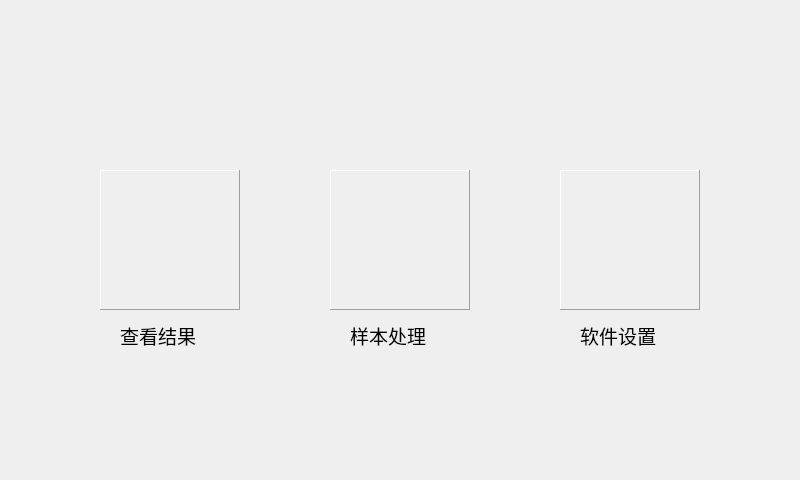
This is demo/maindialog.ui in heyuyi/qt-gui as Qt 5 draws it before an edit. The edited form follows.
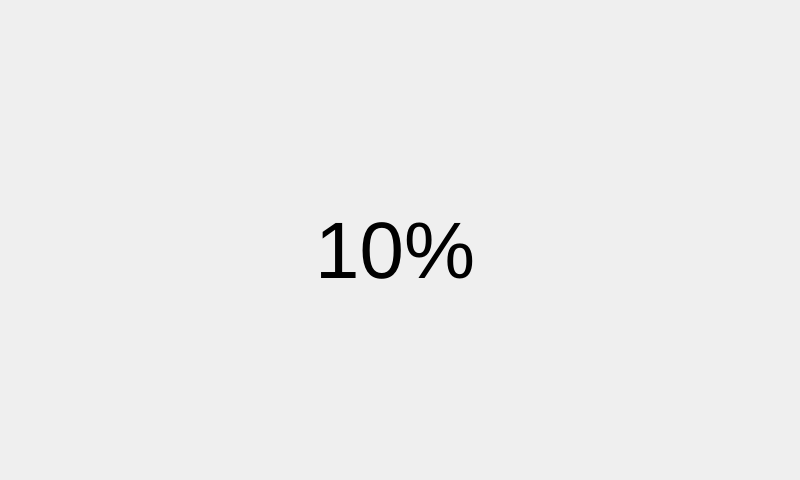
This is the edited form. Custom widgets are drawn as their Qt base class.

```diff
--- a/demo/maindialog.ui
+++ b/demo/maindialog.ui
@@ -16,112 +16,120 @@
   <widget class="ImageLabel" name="resultImage">
    <property name="geometry">
     <rect>
-     <x>100</x>
-     <y>170</y>
-     <width>140</width>
-     <height>140</height>
+     <x>330</x>
+     <y>160</y>
+     <width>139</width>
+     <height>137</height>
     </rect>
    </property>
-   <property name="frameShape">
-    <enum>QFrame::Panel</enum>
-   </property>
-   <property name="frameShadow">
-    <enum>QFrame::Raised</enum>
-   </property>
-   <property name="text">
-    <string/>
-   </property>
   </widget>
   <widget class="ImageLabel" name="paramImage">
    <property name="geometry">
     <rect>
-     <x>560</x>
-     <y>170</y>
-     <width>140</width>
-     <height>140</height>
+     <x>540</x>
+     <y>160</y>
+     <width>139</width>
+     <height>137</height>
     </rect>
    </property>
-   <property name="frameShape">
-    <enum>QFrame::Panel</enum>
-   </property>
-   <property name="frameShadow">
-    <enum>QFrame::Raised</enum>
-   </property>
-   <property name="text">
-    <string/>
-   </property>
   </widget>
   <widget class="ImageLabel" name="processImage">
    <property name="geometry">
     <rect>
-     <x>330</x>
-     <y>170</y>
-     <width>140</width>
-     <height>140</height>
-    </rect>
-   </property>
-   <property name="frameShape">
-    <enum>QFrame::Panel</enum>
-   </property>
-   <property name="frameShadow">
-    <enum>QFrame::Raised</enum>
-   </property>
-   <property name="text">
-    <string/>
-   </property>
-  </widget>
-  <widget class="QLabel" name="resultLabel">
-   <property name="geometry">
-    <rect>
      <x>120</x>
-     <y>320</y>
-     <width>100</width>
-     <height>30</height>
+     <y>160</y>
+     <width>139</width>
+     <height>137</height>
     </rect>
    </property>
-   <property name="font">
-    <font>
-     <pointsize>14</pointsize>
-    </font>
+  </widget>
+  <widget class="QLabel" name="startImage">
+   <property name="geometry">
+    <rect>
+     <x>235</x>
+     <y>100</y>
+     <width>327</width>
+     <height>305</height>
+    </rect>
    </property>
-   <property name="text">
-    <string>查看结果</string>
-   </property>
   </widget>
   <widget class="QLabel" name="processLabel">
    <property name="geometry">
     <rect>
-     <x>350</x>
-     <y>320</y>
-     <width>100</width>
-     <height>30</height>
+     <x>295</x>
+     <y>200</y>
+     <width>200</width>
+     <height>100</height>
     </rect>
    </property>
    <property name="font">
     <font>
-     <pointsize>14</pointsize>
+     <pointsize>60</pointsize>
     </font>
    </property>
    <property name="text">
-    <string>样本处理</string>
+    <string>10%</string>
    </property>
+   <property name="alignment">
+    <set>Qt::AlignCenter</set>
+   </property>
   </widget>
-  <widget class="QLabel" name="paramLabel">
+  <widget class="ImageLabel" name="helpImage">
    <property name="geometry">
     <rect>
      <x>580</x>
-     <y>320</y>
-     <width>100</width>
-     <height>30</height>
+     <y>370</y>
+     <width>77</width>
+     <height>77</height>
+    </rect>
+   </property>
+  </widget>
+  <widget class="ImageLabel" name="updateImage">
+   <property name="geometry">
+    <rect>
+     <x>400</x>
+     <y>370</y>
+     <width>77</width>
+     <height>77</height>
+    </rect>
+   </property>
+  </widget>
+  <widget class="ImageLabel" name="shutdownImage">
+   <property name="geometry">
+    <rect>
+     <x>670</x>
+     <y>370</y>
+     <width>77</width>
+     <height>77</height>
+    </rect>
+   </property>
+  </widget>
+  <widget class="ImageLabel" name="reagentImage">
+   <property name="geometry">
+    <rect>
+     <x>490</x>
+     <y>370</y>
+     <width>77</width>
+     <height>77</height>
+    </rect>
+   </property>
+  </widget>
+  <widget class="ImageLabel" name="dateLabel">
+   <property name="geometry">
+    <rect>
+     <x>610</x>
+     <y>20</y>
+     <width>200</width>
+     <height>40</height>
     </rect>
    </property>
    <property name="font">
     <font>
-     <pointsize>14</pointsize>
+     <pointsize>17</pointsize>
     </font>
    </property>
-   <property name="text">
-    <string>软件设置</string>
+   <property name="alignment">
+    <set>Qt::AlignBottom|Qt::AlignLeading|Qt::AlignLeft</set>
    </property>
   </widget>
  </widget>
```
Left out of the diff: 5 changed lines with no effect on the pictures.
